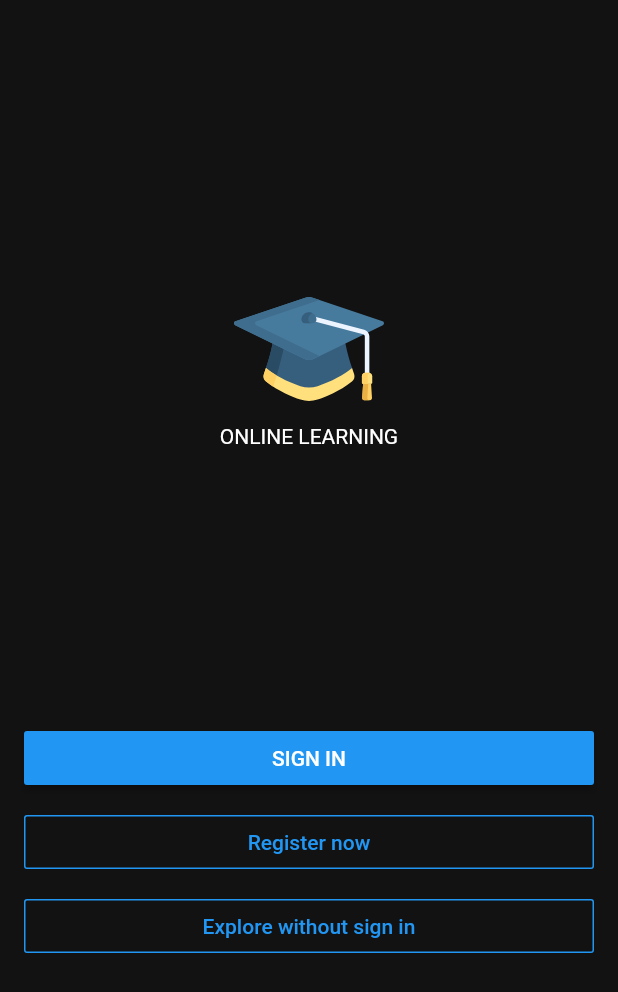
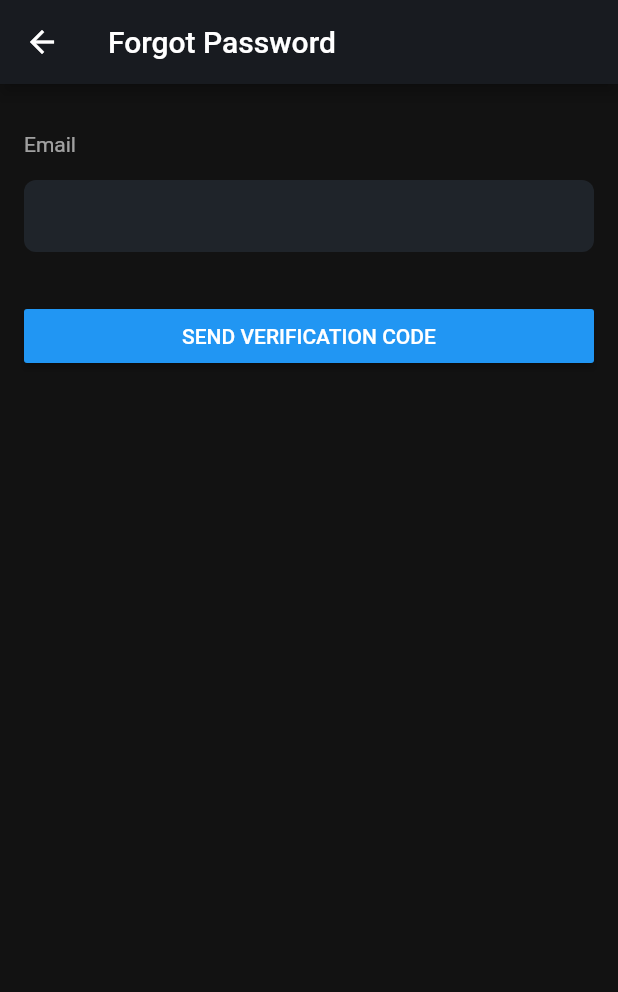
Before and after one commit to tranphunguyen98/MyOnlineLearning, a Flutter app: the screen it shows after launch, on a phone screen of 412 x 824 dp. Shown: the top 992 px of the screen. Run offline on Flutter 3.47's test engine with Material 2 defaults, Android fonts, the phone set to English and light mode, and no system bars; our stand-ins replace flutter_svg.

Commit message:
feat (Forgot Password): Created UI

```diff
--- a/lib/main.dart
+++ b/lib/main.dart
@@ -15,7 +15,7 @@ class MyApp extends StatelessWidget {
         theme: ThemeData(
           visualDensity: VisualDensity.adaptivePlatformDensity,
         ),
-        initialRoute: Router.MyRouter.START,
+        initialRoute: Router.MyRouter.FORGOT_PASSWORD,
         onGenerateRoute: Router.MyRouter.generateRoute,
         home: StartScreen());
   }
--- a/lib/presentation/screen/Authentication/reset_password/sc_reset_password.dart
+++ b/lib/presentation/screen/Authentication/reset_password/sc_reset_password.dart
@@ -0,0 +1,38 @@
+import 'package:flutter/material.dart';
+import 'package:my_online_learning/presentation/screen/Authentication/reset_password/widget_forgot_password_form.dart';
+import 'package:my_online_learning/utils/my_const/my_const.dart';
+
+import '../../../common_widgets/widget_my_raised_btn.dart';
+
+class ForgotPasswordScreen extends StatelessWidget {
+  @override
+  Widget build(BuildContext context) {
+    return Scaffold(
+      appBar: AppBar(
+        leading: GestureDetector(
+          child: Icon(Icons.arrow_back),
+          onTap: () {
+            Navigator.pop(context);
+          },
+        ),
+        title: Text("Forgot Password"),
+        backgroundColor: COLOR_CONST.GRAY_DARK,
+      ),
+      body: Container(
+        color: COLOR_CONST.BACKGROUND_DARK,
+        child: Column(
+          crossAxisAlignment: CrossAxisAlignment.stretch,
+          children: [
+            SizedBox(height: 16.0),
+            WidgetForgotPasswordForm(),
+            SizedBox(height: 16.0),
+            MyRaisedButton(
+              title: "SEND VERIFICATION CODE",
+              onPressed: () => {},
+            ),
+          ],
+        ),
+      ),
+    );
+  }
+}
--- /dev/null
+++ b/lib/presentation/screen/Authentication/reset_password/widget_forgot_password_form.dart
@@ -0,0 +1,18 @@
+import 'package:flutter/material.dart';
+import 'package:my_online_learning/presentation/common_widgets/widget_text_field.dart';
+
+class WidgetForgotPasswordForm extends StatelessWidget {
+  @override
+  Widget build(BuildContext context) {
+    return Padding(
+      padding: const EdgeInsets.all(16.0),
+      child: Column(
+        children: [
+          WidgetTextField(
+            title: "Email",
+          ),
+        ],
+      ),
+    );
+  }
+}
--- a/lib/presentation/screen/router.dart
+++ b/lib/presentation/screen/router.dart
@@ -1,5 +1,6 @@
 import 'package:flutter/material.dart';
 import 'package:my_online_learning/presentation/screen/Authentication/register/sc_register.dart';
+import 'package:my_online_learning/presentation/screen/Authentication/reset_password/sc_reset_password.dart';
 import 'package:my_online_learning/presentation/screen/Authentication/sign_in/sc_sign_in.dart';
 import 'package:my_online_learning/presentation/screen/Authentication/start/sc_start.dart';
 
@@ -9,6 +10,8 @@ class MyRouter {
   static const String SPLASH = '/splash';
   static const String LOGIN = '/login';
   static const String REGISTER = '/register';
+  static const String FORGOT_PASSWORD = '/forgot_password';
+  static const String CHANGE_PASSWORD = '/change_password';
 
   static Route<dynamic> generateRoute(RouteSettings settings) {
     switch (settings.name) {
@@ -18,6 +21,8 @@ class MyRouter {
         return MaterialPageRoute(builder: (_) => StartScreen());
       case REGISTER:
         return MaterialPageRoute(builder: (_) => RegisterScreen());
+      case FORGOT_PASSWORD:
+        return MaterialPageRoute(builder: (_) => ForgotPasswordScreen());
       default:
         return MaterialPageRoute(
             builder: (_) => Scaffold(
```
